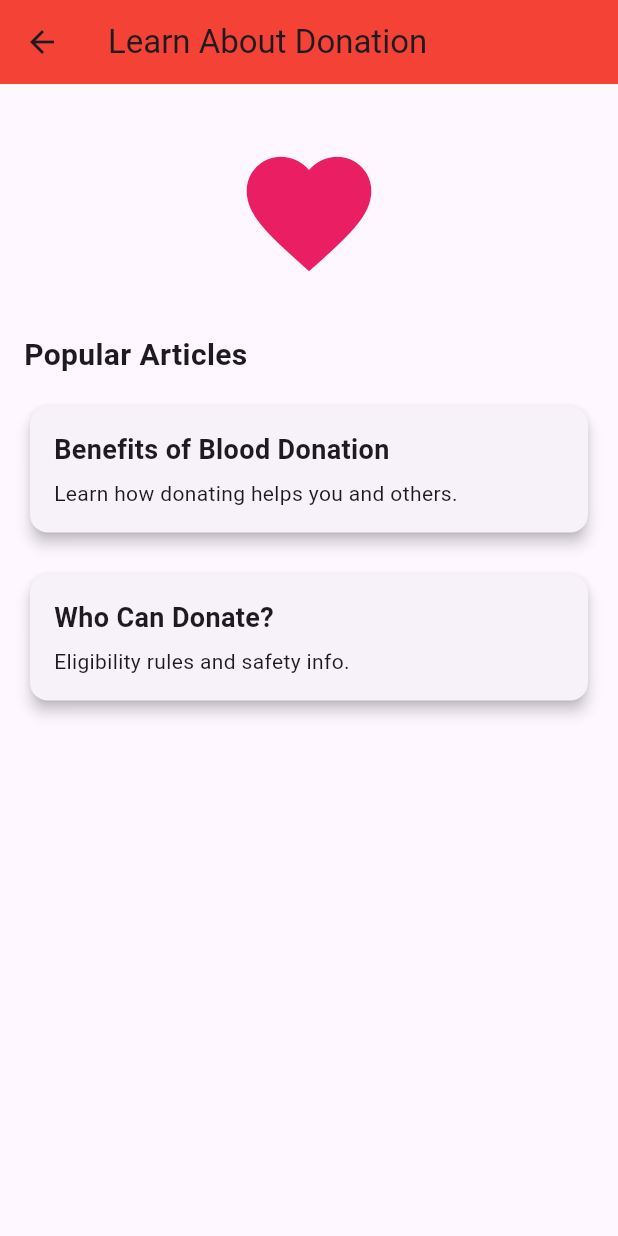
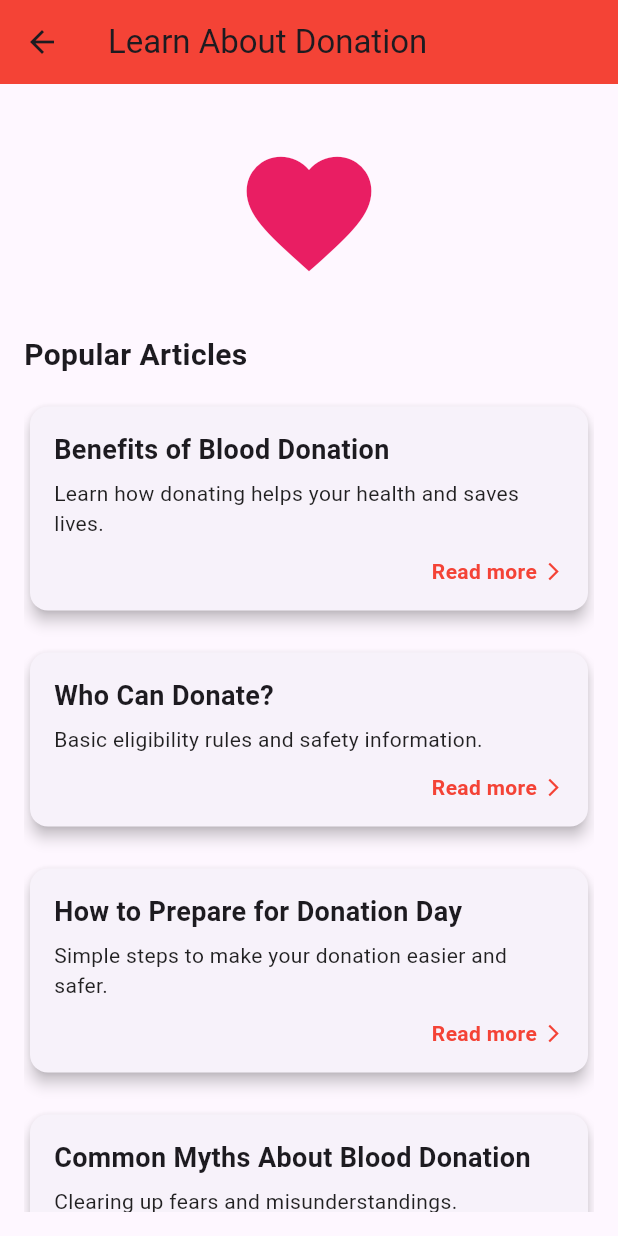
Before and after one commit to Jand05x/xwin, a Flutter app: the LearnAboutDonationScreen screen opened by its route, on a phone screen of 412 x 824 dp. Run offline on Flutter 3.47's test engine with Material 3 defaults, Android fonts, the phone set to English and light mode, and no system bars.

Commit message:
Added articles

```diff
--- a/lib/learn_about_donation_screen.dart
+++ b/lib/learn_about_donation_screen.dart
@@ -1,72 +1,176 @@
 import 'package:flutter/material.dart';
 
+class Article {
+  final String title;
+  final String description;
+  final String content;
+
+  const Article({
+    required this.title,
+    required this.description,
+    required this.content,
+  });
+}
+
 class LearnAboutDonationScreen extends StatelessWidget {
+  LearnAboutDonationScreen({super.key});
+
+  final List<Article> _articles = const [
+    Article(
+      title: "Benefits of Blood Donation",
+      description: "Learn how donating helps your health and saves lives.",
+      content:
+          "Donating blood is one of the easiest ways to help people in emergencies, surgeries, and cancer treatment. "
+          "One donation can save up to three lives because blood is separated into red cells, plasma, and platelets.\n\n"
+          "Regular donors may also benefit from basic health checks done before each donation such as blood pressure "
+          "and hemoglobin tests. Some studies suggest that regular donation can help reduce iron overload in people "
+          "with high iron levels, which may support heart health.\n\n"
+          "Most importantly, blood donation builds a culture of solidarity in the community and reminds us that small "
+          "actions can make a big impact.",
+    ),
+    Article(
+      title: "Who Can Donate?",
+      description: "Basic eligibility rules and safety information.",
+      content:
+          "Most healthy adults can donate blood, but there are a few important rules to keep everyone safe. "
+          "In general, you must be within the allowed age range in your country, meet the minimum weight, and feel well "
+          "on the day of donation.\n\n"
+          "Doctors will ask about your medical history, medications, travel, and lifestyle to be sure donating is safe "
+          "for you and the person receiving your blood. If you have a fever, infection, or certain medical conditions, "
+          "you may need to wait before donating.\n\n"
+          "If you are unsure, talk to medical staff at the donation center — they will guide you and explain when you "
+          "can donate again.",
+    ),
+    Article(
+      title: "How to Prepare for Donation Day",
+      description: "Simple steps to make your donation easier and safer.",
+      content:
+          "Good preparation makes blood donation more comfortable. The day before, drink plenty of water and have "
+          "regular meals. Avoid heavy, very fatty foods right before donating, as they can affect some test results.\n\n"
+          "On the day of donation, wear comfortable clothes with sleeves that can be rolled up. Bring an ID card and any "
+          "medical information you may need.\n\n"
+          "After donating, rest for a few minutes, drink the juice or water they offer, and avoid heavy exercise for the "
+          "rest of the day. If you feel dizzy, sit or lie down until you feel better. Taking care of yourself helps you "
+          "donate again in the future.",
+    ),
+    Article(
+      title: "Common Myths About Blood Donation",
+      description: "Clearing up fears and misunderstandings.",
+      content:
+          "Many people are afraid to donate because of myths they have heard. One common myth is that donating blood "
+          "makes you weak for a long time. In reality, your body replaces the donated fluid within 24 hours and the red "
+          "blood cells within a few weeks.\n\n"
+          "Another myth is that you can get infections from donating. Donation centers use new, sterile needles for every "
+          "donor and dispose of them immediately, so there is no risk of catching diseases from the process.\n\n"
+          "If you have questions or fears, talk openly with the medical team. They are trained to keep you safe and "
+          "comfortable.",
+    ),
+  ];
+
   @override
   Widget build(BuildContext context) {
     return Scaffold(
       appBar: AppBar(
-        title: Text("Learn About Donation"),
+        title: const Text("Learn About Donation"),
         backgroundColor: Colors.red,
       ),
-
       body: Padding(
-        padding: EdgeInsets.all(16),
-
+        padding: const EdgeInsets.all(16),
         child: ListView(
           children: [
-            SizedBox(height: 20),
-
-            Center(
+            const SizedBox(height: 20),
+            const Center(
               child: Icon(Icons.favorite, size: 100, color: Colors.pink),
             ),
-
-            SizedBox(height: 30),
-
-            Text(
+            const SizedBox(height: 30),
+            const Text(
               "Popular Articles",
               style: TextStyle(fontSize: 20, fontWeight: FontWeight.bold),
             ),
-
-            SizedBox(height: 16),
-
-            _buildArticleCard(
-              title: "Benefits of Blood Donation",
-              desc: "Learn how donating helps you and others.",
-            ),
-
-            SizedBox(height: 20),
-            _buildArticleCard(
-              title: "Who Can Donate?",
-              desc: "Eligibility rules and safety info.",
-            ),
+            const SizedBox(height: 16),
+            ..._articles.map((article) {
+              return Padding(
+                padding: const EdgeInsets.only(bottom: 20),
+                child: _buildArticleCard(context, article),
+              );
+            }).toList(),
           ],
         ),
       ),
     );
   }
 
-  Widget _buildArticleCard({required String title, required String desc}) {
+  Widget _buildArticleCard(BuildContext context, Article article) {
     return Card(
       elevation: 4,
       shape: RoundedRectangleBorder(borderRadius: BorderRadius.circular(12)),
+      child: InkWell(
+        borderRadius: BorderRadius.circular(12),
+        onTap: () {
+          Navigator.push(
+            context,
+            MaterialPageRoute(
+              builder: (_) => ArticleDetailScreen(article: article),
+            ),
+          );
+        },
         child: Padding(
-        padding: EdgeInsets.all(16),
-
+          padding: const EdgeInsets.all(16),
           child: Column(
             crossAxisAlignment: CrossAxisAlignment.start,
-
             children: [
               Text(
-              title,
-              style: TextStyle(fontSize: 18, fontWeight: FontWeight.bold),
+                article.title,
+                style:
+                    const TextStyle(fontSize: 18, fontWeight: FontWeight.bold),
               ),
-
-            SizedBox(height: 6),
-
-            Text(desc),
+              const SizedBox(height: 6),
+              Text(
+                article.description,
+                style: const TextStyle(fontSize: 14, color: Colors.black87),
+              ),
+              const SizedBox(height: 12),
+              Row(
+                mainAxisAlignment: MainAxisAlignment.end,
+                children: const [
+                  Text(
+                    "Read more",
+                    style: TextStyle(
+                      color: Colors.red,
+                      fontWeight: FontWeight.w600,
+                    ),
+                  ),
+                  SizedBox(width: 4),
+                  Icon(Icons.arrow_forward_ios, size: 14, color: Colors.red),
                 ],
+              )
+            ],
+          ),
         ),
       ),
     );
   }
 }
+
+class ArticleDetailScreen extends StatelessWidget {
+  final Article article;
+
+  const ArticleDetailScreen({super.key, required this.article});
+
+  @override
+  Widget build(BuildContext context) {
+    return Scaffold(
+      appBar: AppBar(
+        title: Text(article.title),
+        backgroundColor: Colors.red,
+      ),
+      body: SingleChildScrollView(
+        padding: const EdgeInsets.all(16),
+        child: Text(
+          article.content,
+          style: const TextStyle(fontSize: 16, height: 1.5),
+        ),
+      ),
+    );
+  }
+}
```
Lines whose indentation alone changed are shown as unchanged.
